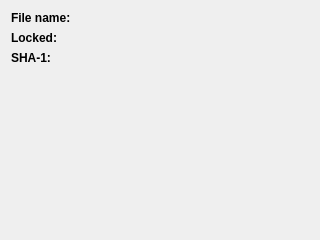
This is src/plugins/sample/SampleView/src/sampleviewwidget.ui in opencor/opencor as Qt 5 draws it before an edit. The edited form follows.
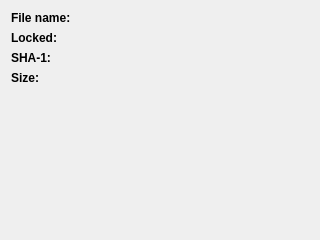
This is the edited form.

Patch:
```diff
--- a/src/plugins/sample/SampleView/src/sampleviewwidget.ui
+++ b/src/plugins/sample/SampleView/src/sampleviewwidget.ui
@@ -11,6 +11,9 @@
    </rect>
   </property>
   <layout class="QFormLayout">
+   <property name="fieldGrowthPolicy">
+    <enum>QFormLayout::FieldsStayAtSizeHint</enum>
+   </property>
    <item row="0" column="0">
     <widget class="QLabel" name="fileNameLabel">
      <property name="font">
@@ -71,6 +74,26 @@
      </property>
     </widget>
    </item>
+   <item row="3" column="0">
+    <widget class="QLabel" name="sizeLabel">
+     <property name="font">
+      <font>
+       <weight>75</weight>
+       <bold>true</bold>
+      </font>
+     </property>
+     <property name="text">
+      <string>Size:</string>
+     </property>
+    </widget>
+   </item>
+   <item row="3" column="1">
+    <widget class="QLabel" name="sizeValue">
+     <property name="text">
+      <string/>
+     </property>
+    </widget>
+   </item>
   </layout>
  </widget>
  <resources/>
```
